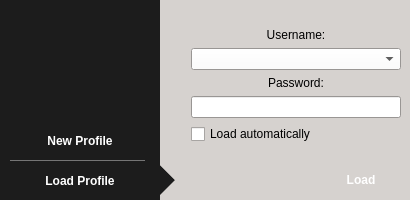
Qt form src/loginscreen.ui (qTox/qTox) before a commit.
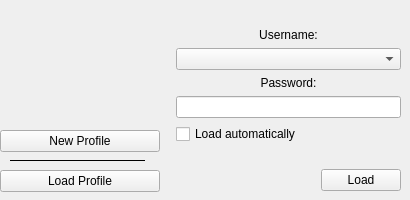
The same form after that commit. Icons and pictures are not drawn.

Commit message: style login screen completely via css

```diff
--- a/src/loginscreen.ui
+++ b/src/loginscreen.ui
@@ -22,124 +22,6 @@
     <height>200</height>
    </size>
   </property>
-  <property name="palette">
-   <palette>
-    <active>
-     <colorrole role="Button">
-      <brush brushstyle="SolidPattern">
-       <color alpha="255">
-        <red>28</red>
-        <green>28</green>
-        <blue>28</blue>
-       </color>
-      </brush>
-     </colorrole>
-     <colorrole role="ButtonText">
-      <brush brushstyle="SolidPattern">
-       <color alpha="255">
-        <red>255</red>
-        <green>255</green>
-        <blue>255</blue>
-       </color>
-      </brush>
-     </colorrole>
-     <colorrole role="Base">
-      <brush brushstyle="SolidPattern">
-       <color alpha="255">
-        <red>28</red>
-        <green>28</green>
-        <blue>28</blue>
-       </color>
-      </brush>
-     </colorrole>
-     <colorrole role="Window">
-      <brush brushstyle="SolidPattern">
-       <color alpha="255">
-        <red>28</red>
-        <green>28</green>
-        <blue>28</blue>
-       </color>
-      </brush>
-     </colorrole>
-    </active>
-    <inactive>
-     <colorrole role="Button">
-      <brush brushstyle="SolidPattern">
-       <color alpha="255">
-        <red>28</red>
-        <green>28</green>
-        <blue>28</blue>
-       </color>
-      </brush>
-     </colorrole>
-     <colorrole role="ButtonText">
-      <brush brushstyle="SolidPattern">
-       <color alpha="255">
-        <red>255</red>
-        <green>255</green>
-        <blue>255</blue>
-       </color>
-      </brush>
-     </colorrole>
-     <colorrole role="Base">
-      <brush brushstyle="SolidPattern">
-       <color alpha="255">
-        <red>28</red>
-        <green>28</green>
-        <blue>28</blue>
-       </color>
-      </brush>
-     </colorrole>
-     <colorrole role="Window">
-      <brush brushstyle="SolidPattern">
-       <color alpha="255">
-        <red>28</red>
-        <green>28</green>
-        <blue>28</blue>
-       </color>
-      </brush>
-     </colorrole>
-    </inactive>
-    <disabled>
-     <colorrole role="Button">
-      <brush brushstyle="SolidPattern">
-       <color alpha="255">
-        <red>28</red>
-        <green>28</green>
-        <blue>28</blue>
-       </color>
-      </brush>
-     </colorrole>
-     <colorrole role="ButtonText">
-      <brush brushstyle="SolidPattern">
-       <color alpha="255">
-        <red>128</red>
-        <green>128</green>
-        <blue>128</blue>
-       </color>
-      </brush>
-     </colorrole>
-     <colorrole role="Base">
-      <brush brushstyle="SolidPattern">
-       <color alpha="255">
-        <red>28</red>
-        <green>28</green>
-        <blue>28</blue>
-       </color>
-      </brush>
-     </colorrole>
-     <colorrole role="Window">
-      <brush brushstyle="SolidPattern">
-       <color alpha="255">
-        <red>28</red>
-        <green>28</green>
-        <blue>28</blue>
-       </color>
-      </brush>
-     </colorrole>
-    </disabled>
-   </palette>
-  </property>
   <property name="windowTitle">
    <string>qTox</string>
   </property>
@@ -147,9 +29,6 @@
    <iconset resource="../../res.qrc">
     <normaloff>:/img/icons/qtox.svg</normaloff>:/img/icons/qtox.svg</iconset>
   </property>
-  <property name="autoFillBackground">
-   <bool>true</bool>
-  </property>
   <widget class="QStackedWidget" name="stackedWidget">
    <property name="geometry">
     <rect>
@@ -159,151 +38,6 @@
      <height>200</height>
     </rect>
    </property>
-   <property name="palette">
-    <palette>
-     <active>
-      <colorrole role="WindowText">
-       <brush brushstyle="SolidPattern">
-        <color alpha="255">
-         <red>0</red>
-         <green>0</green>
-         <blue>0</blue>
-        </color>
-       </brush>
-      </colorrole>
-      <colorrole role="Button">
-       <brush brushstyle="SolidPattern">
-        <color alpha="255">
-         <red>255</red>
-         <green>255</green>
-         <blue>255</blue>
-        </color>
-       </brush>
-      </colorrole>
-      <colorrole role="ButtonText">
-       <brush brushstyle="SolidPattern">
-        <color alpha="255">
-         <red>0</red>
-         <green>0</green>
-         <blue>0</blue>
-        </color>
-       </brush>
-      </colorrole>
-      <colorrole role="Base">
-       <brush brushstyle="SolidPattern">
-        <color alpha="255">
-         <red>255</red>
-         <green>255</green>
-         <blue>255</blue>
-        </color>
-       </brush>
-      </colorrole>
-      <colorrole role="Window">
-       <brush brushstyle="SolidPattern">
-        <color alpha="255">
-         <red>214</red>
-         <green>210</green>
-         <blue>207</blue>
-        </color>
-       </brush>
-      </colorrole>
-     </active>
-     <inactive>
-      <colorrole role="WindowText">
-       <brush brushstyle="SolidPattern">
-        <color alpha="255">
-         <red>0</red>
-         <green>0</green>
-         <blue>0</blue>
-        </color>
-       </brush>
-      </colorrole>
-      <colorrole role="Button">
-       <brush brushstyle="SolidPattern">
-        <color alpha="255">
-         <red>255</red>
-         <green>255</green>
-         <blue>255</blue>
-        </color>
-       </brush>
-      </colorrole>
-      <colorrole role="ButtonText">
-       <brush brushstyle="SolidPattern">
-        <color alpha="255">
-         <red>0</red>
-         <green>0</green>
-         <blue>0</blue>
-        </color>
-       </brush>
-      </colorrole>
-      <colorrole role="Base">
-       <brush brushstyle="SolidPattern">
-        <color alpha="255">
-         <red>255</red>
-         <green>255</green>
-         <blue>255</blue>
-        </color>
-       </brush>
-      </colorrole>
-      <colorrole role="Window">
-       <brush brushstyle="SolidPattern">
-        <color alpha="255">
-         <red>214</red>
-         <green>210</green>
-         <blue>207</blue>
-        </color>
-       </brush>
-      </colorrole>
-     </inactive>
-     <disabled>
-      <colorrole role="WindowText">
-       <brush brushstyle="SolidPattern">
-        <color alpha="255">
-         <red>96</red>
-         <green>95</green>
-         <blue>94</blue>
-        </color>
-       </brush>
-      </colorrole>
-      <colorrole role="Button">
-       <brush brushstyle="SolidPattern">
-        <color alpha="255">
-         <red>255</red>
-         <green>255</green>
-         <blue>255</blue>
-        </color>
-       </brush>
-      </colorrole>
-      <colorrole role="ButtonText">
-       <brush brushstyle="SolidPattern">
-        <color alpha="255">
-         <red>128</red>
-         <green>128</green>
-         <blue>128</blue>
-        </color>
-       </brush>
-      </colorrole>
-      <colorrole role="Base">
-       <brush brushstyle="SolidPattern">
-        <color alpha="255">
-         <red>28</red>
-         <green>28</green>
-         <blue>28</blue>
-        </color>
-       </brush>
-      </colorrole>
-      <colorrole role="Window">
-       <brush brushstyle="SolidPattern">
-        <color alpha="255">
-         <red>214</red>
-         <green>210</green>
-         <blue>207</blue>
-        </color>
-       </brush>
-      </colorrole>
-     </disabled>
-    </palette>
-   </property>
    <property name="autoFillBackground">
     <bool>true</bool>
    </property>
@@ -696,14 +430,7 @@
         <number>0</number>
        </property>
        <item>
-        <widget class="QLabel" name="label_6">
-         <property name="styleSheet">
-          <string notr="true">border-style: solid;
-border-width: 15px 0 15px 15px;
-border-color: #d6d2cf #d6d2cf #d6d2cf #1c1c1c;
-margin-top:165px;
-margin-bottom:5px;</string>
-         </property>
+        <widget class="QLabel" name="labelLoadProfile">
          <property name="text">
           <string/>
          </property>
@@ -809,190 +536,9 @@
            </item>
            <item>
             <widget class="QPushButton" name="loginButton">
-             <property name="palette">
-              <palette>
-               <active>
-                <colorrole role="WindowText">
-                 <brush brushstyle="SolidPattern">
-                  <color alpha="255">
-                   <red>255</red>
-                   <green>255</green>
-                   <blue>255</blue>
-                  </color>
-                 </brush>
-                </colorrole>
-                <colorrole role="Button">
-                 <brush brushstyle="SolidPattern">
-                  <color alpha="255">
-                   <red>108</red>
-                   <green>200</green>
-                   <blue>101</blue>
-                  </color>
-                 </brush>
-                </colorrole>
-                <colorrole role="Text">
-                 <brush brushstyle="SolidPattern">
-                  <color alpha="255">
-                   <red>255</red>
-                   <green>255</green>
-                   <blue>255</blue>
-                  </color>
-                 </brush>
-                </colorrole>
-                <colorrole role="ButtonText">
-                 <brush brushstyle="SolidPattern">
-                  <color alpha="255">
-                   <red>255</red>
-                   <green>255</green>
-                   <blue>255</blue>
-                  </color>
-                 </brush>
-                </colorrole>
-                <colorrole role="Base">
-                 <brush brushstyle="SolidPattern">
-                  <color alpha="255">
-                   <red>108</red>
-                   <green>200</green>
-                   <blue>101</blue>
-                  </color>
-                 </brush>
-                </colorrole>
-                <colorrole role="Window">
-                 <brush brushstyle="SolidPattern">
-                  <color alpha="255">
-                   <red>108</red>
-                   <green>200</green>
-                   <blue>101</blue>
-                  </color>
-                 </brush>
-                </colorrole>
-               </active>
-               <inactive>
-                <colorrole role="WindowText">
-                 <brush brushstyle="SolidPattern">
-                  <color alpha="255">
-                   <red>255</red>
-                   <green>255</green>
-                   <blue>255</blue>
-                  </color>
-                 </brush>
-                </colorrole>
-                <colorrole role="Button">
-                 <brush brushstyle="SolidPattern">
-                  <color alpha="255">
-                   <red>108</red>
-                   <green>200</green>
-                   <blue>101</blue>
-                  </color>
-                 </brush>
-                </colorrole>
-                <colorrole role="Text">
-                 <brush brushstyle="SolidPattern">
-                  <color alpha="255">
-                   <red>255</red>
-                   <green>255</green>
-                   <blue>255</blue>
-                  </color>
-                 </brush>
-                </colorrole>
-                <colorrole role="ButtonText">
-                 <brush brushstyle="SolidPattern">
-                  <color alpha="255">
-                   <red>255</red>
-                   <green>255</green>
-                   <blue>255</blue>
-                  </color>
-                 </brush>
-                </colorrole>
-                <colorrole role="Base">
-                 <brush brushstyle="SolidPattern">
-                  <color alpha="255">
-                   <red>108</red>
-                   <green>200</green>
-                   <blue>101</blue>
-                  </color>
-                 </brush>
-                </colorrole>
-                <colorrole role="Window">
-                 <brush brushstyle="SolidPattern">
-                  <color alpha="255">
-                   <red>108</red>
-                   <green>200</green>
-                   <blue>101</blue>
-                  </color>
-                 </brush>
-                </colorrole>
-               </inactive>
-               <disabled>
-                <colorrole role="WindowText">
-                 <brush brushstyle="SolidPattern">
-                  <color alpha="255">
-                   <red>255</red>
-                   <green>255</green>
-                   <blue>255</blue>
-                  </color>
-                 </brush>
-                </colorrole>
-                <colorrole role="Button">
-                 <brush brushstyle="SolidPattern">
-                  <color alpha="255">
-                   <red>108</red>
-                   <green>200</green>
-                   <blue>101</blue>
-                  </color>
-                 </brush>
-                </colorrole>
-                <colorrole role="Text">
-                 <brush brushstyle="SolidPattern">
-                  <color alpha="255">
-                   <red>255</red>
-                   <green>255</green>
-                   <blue>255</blue>
-                  </color>
-                 </brush>
-                </colorrole>
-                <colorrole role="ButtonText">
-                 <brush brushstyle="SolidPattern">
-                  <color alpha="255">
-                   <red>255</red>
-                   <green>255</green>
-                   <blue>255</blue>
-                  </color>
-                 </brush>
-                </colorrole>
-                <colorrole role="Base">
-                 <brush brushstyle="SolidPattern">
-                  <color alpha="255">
-                   <red>108</red>
-                   <green>200</green>
-                   <blue>101</blue>
-                  </color>
-                 </brush>
-                </colorrole>
-                <colorrole role="Window">
-                 <brush brushstyle="SolidPattern">
-                  <color alpha="255">
-                   <red>108</red>
-                   <green>200</green>
-                   <blue>101</blue>
-                  </color>
-                 </brush>
-                </colorrole>
-               </disabled>
-              </palette>
-             </property>
-             <property name="font">
-              <font>
-               <weight>75</weight>
-               <bold>true</bold>
-              </font>
-             </property>
              <property name="text">
               <string>Load</string>
              </property>
-             <property name="flat">
-              <bool>true</bool>
-             </property>
             </widget>
            </item>
           </layout>
@@ -1013,43 +559,6 @@
      <height>1</height>
     </rect>
    </property>
-   <property name="palette">
-    <palette>
-     <active>
-      <colorrole role="WindowText">
-       <brush brushstyle="SolidPattern">
-        <color alpha="255">
-         <red>117</red>
-         <green>117</green>
-         <blue>117</blue>
-        </color>
-       </brush>
-      </colorrole>
-     </active>
-     <inactive>
-      <colorrole role="WindowText">
-       <brush brushstyle="SolidPattern">
-        <color alpha="255">
-         <red>117</red>
-         <green>117</green>
-         <blue>117</blue>
-        </color>
-       </brush>
-      </colorrole>
-     </inactive>
-     <disabled>
-      <colorrole role="WindowText">
-       <brush brushstyle="SolidPattern">
-        <color alpha="255">
-         <red>128</red>
-         <green>128</green>
-         <blue>128</blue>
-        </color>
-       </brush>
-      </colorrole>
-     </disabled>
-    </palette>
-   </property>
    <property name="frameShadow">
     <enum>QFrame::Plain</enum>
    </property>
@@ -1066,22 +575,9 @@
      <height>22</height>
     </rect>
    </property>
-   <property name="font">
-    <font>
-     <weight>75</weight>
-     <bold>true</bold>
-    </font>
-   </property>
-   <property name="styleSheet">
-    <string notr="true">border:none;
-color:white;</string>
-   </property>
    <property name="text">
     <string>New Profile</string>
    </property>
-   <property name="flat">
-    <bool>true</bool>
-   </property>
   </widget>
   <widget class="QPushButton" name="loginPgbtn">
    <property name="geometry">
@@ -1092,22 +588,9 @@
      <height>22</height>
     </rect>
    </property>
-   <property name="font">
-    <font>
-     <weight>75</weight>
-     <bold>true</bold>
-    </font>
-   </property>
-   <property name="styleSheet">
-    <string notr="true">border:none;
-color:white;</string>
-   </property>
    <property name="text">
     <string>Load Profile</string>
    </property>
-   <property name="flat">
-    <bool>true</bool>
-   </property>
   </widget>
   <widget class="QLabel" name="label_7">
    <property name="geometry">
```
Left out of the diff: 190 changed lines with no effect on the pictures. The commit also changes 1 other file.
